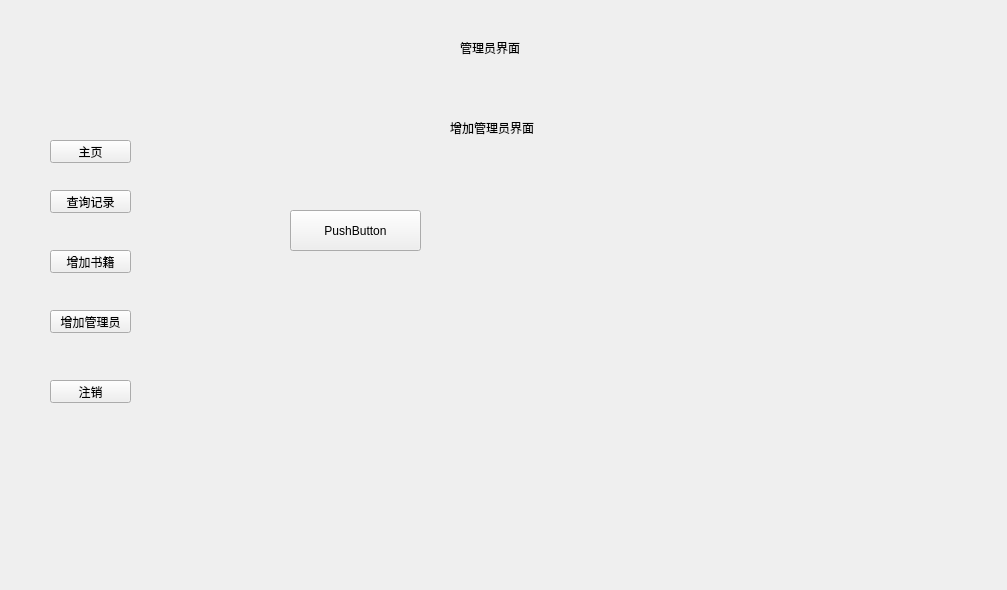
First picture: the form in librarysystem.ui, repository sdwangyu/LibraryDesign, before the edit.
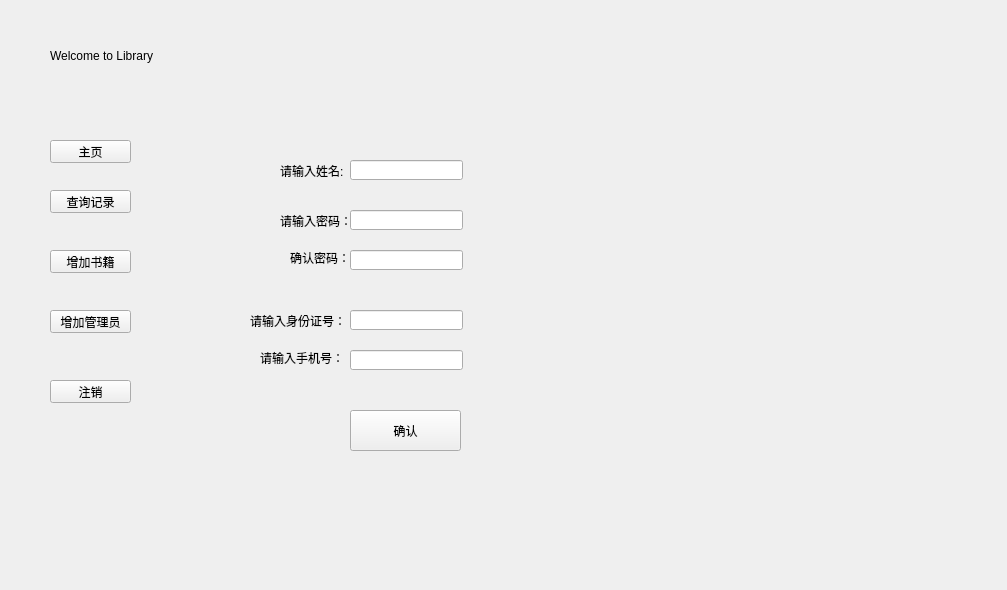
Second picture: the form after the edit. The open tabs and pages were chosen to show the change.

```diff
--- a/librarysystem.ui
+++ b/librarysystem.ui
@@ -1199,14 +1199,17 @@
     <widget class="QLabel" name="label_12">
      <property name="geometry">
       <rect>
-       <x>430</x>
+       <x>20</x>
        <y>20</y>
-       <width>71</width>
-       <height>16</height>
+       <width>281</width>
+       <height>31</height>
       </rect>
      </property>
+     <property name="styleSheet">
+      <string notr="true">font: 22pt &quot;微软雅黑&quot;;</string>
+     </property>
      <property name="text">
-      <string>管理员界面</string>
+      <string>Welcome to Library</string>
      </property>
     </widget>
     <widget class="QPushButton" name="addbookBtn">
@@ -1408,30 +1411,165 @@
       </widget>
      </widget>
      <widget class="QWidget" name="addadminwindow">
-      <widget class="QLabel" name="label_16">
+      <widget class="QPushButton" name="addadminokBtn">
        <property name="geometry">
         <rect>
-         <x>250</x>
-         <y>30</y>
-         <width>101</width>
-         <height>16</height>
-        </rect>
-       </property>
-       <property name="text">
-        <string>增加管理员界面</string>
-       </property>
-      </widget>
-      <widget class="QPushButton" name="pushButton_8">
-       <property name="geometry">
-        <rect>
-         <x>90</x>
-         <y>120</y>
-         <width>131</width>
+         <x>150</x>
+         <y>320</y>
+         <width>111</width>
          <height>41</height>
         </rect>
        </property>
+       <property name="styleSheet">
+        <string notr="true">font: 9pt &quot;微软雅黑&quot;;</string>
+       </property>
        <property name="text">
-        <string>PushButton</string>
+        <string>确认</string>
+       </property>
+      </widget>
+      <widget class="QLabel" name="inputadminname">
+       <property name="geometry">
+        <rect>
+         <x>80</x>
+         <y>70</y>
+         <width>71</width>
+         <height>21</height>
+        </rect>
+       </property>
+       <property name="styleSheet">
+        <string notr="true">font: 9pt &quot;微软雅黑&quot;;</string>
+       </property>
+       <property name="text">
+        <string>请输入姓名:</string>
+       </property>
+      </widget>
+      <widget class="QLabel" name="inputadminpass">
+       <property name="geometry">
+        <rect>
+         <x>80</x>
+         <y>120</y>
+         <width>71</width>
+         <height>21</height>
+        </rect>
+       </property>
+       <property name="styleSheet">
+        <string notr="true">font: 9pt &quot;微软雅黑&quot;;</string>
+       </property>
+       <property name="text">
+        <string>请输入密码：</string>
+       </property>
+      </widget>
+      <widget class="QLabel" name="inputadmincid">
+       <property name="geometry">
+        <rect>
+         <x>50</x>
+         <y>220</y>
+         <width>91</width>
+         <height>21</height>
+        </rect>
+       </property>
+       <property name="styleSheet">
+        <string notr="true">font: 9pt &quot;微软雅黑&quot;;</string>
+       </property>
+       <property name="text">
+        <string>请输入身份证号：</string>
+       </property>
+      </widget>
+      <widget class="QLabel" name="inputadminphone">
+       <property name="geometry">
+        <rect>
+         <x>60</x>
+         <y>260</y>
+         <width>81</width>
+         <height>16</height>
+        </rect>
+       </property>
+       <property name="styleSheet">
+        <string notr="true">font: 9pt &quot;微软雅黑&quot;;</string>
+       </property>
+       <property name="text">
+        <string>请输入手机号：</string>
+       </property>
+      </widget>
+      <widget class="QLineEdit" name="inputadminname1">
+       <property name="geometry">
+        <rect>
+         <x>150</x>
+         <y>70</y>
+         <width>113</width>
+         <height>20</height>
+        </rect>
+       </property>
+       <property name="styleSheet">
+        <string notr="true">font: 9pt &quot;微软雅黑&quot;;</string>
+       </property>
+      </widget>
+      <widget class="QLineEdit" name="inputadminpass1">
+       <property name="geometry">
+        <rect>
+         <x>150</x>
+         <y>120</y>
+         <width>113</width>
+         <height>20</height>
+        </rect>
+       </property>
+       <property name="styleSheet">
+        <string notr="true">font: 9pt &quot;微软雅黑&quot;;</string>
+       </property>
+      </widget>
+      <widget class="QLineEdit" name="inputadminpasstwice1">
+       <property name="geometry">
+        <rect>
+         <x>150</x>
+         <y>160</y>
+         <width>113</width>
+         <height>20</height>
+        </rect>
+       </property>
+       <property name="styleSheet">
+        <string notr="true">font: 9pt &quot;微软雅黑&quot;;</string>
+       </property>
+      </widget>
+      <widget class="QLineEdit" name="inputadmincid1">
+       <property name="geometry">
+        <rect>
+         <x>150</x>
+         <y>220</y>
+         <width>113</width>
+         <height>20</height>
+        </rect>
+       </property>
+       <property name="styleSheet">
+        <string notr="true">font: 9pt &quot;微软雅黑&quot;;</string>
+       </property>
+      </widget>
+      <widget class="QLabel" name="inputadminpasstwice">
+       <property name="geometry">
+        <rect>
+         <x>90</x>
+         <y>160</y>
+         <width>61</width>
+         <height>16</height>
+        </rect>
+       </property>
+       <property name="styleSheet">
+        <string notr="true">font: 9pt &quot;微软雅黑&quot;;</string>
+       </property>
+       <property name="text">
+        <string>确认密码：</string>
+       </property>
+      </widget>
+      <widget class="QLineEdit" name="inputadminphone1">
+       <property name="geometry">
+        <rect>
+         <x>150</x>
+         <y>260</y>
+         <width>113</width>
+         <height>20</height>
+        </rect>
+       </property>
+       <property name="styleSheet">
+        <string notr="true">font: 9pt &quot;微软雅黑&quot;;</string>
        </property>
       </widget>
      </widget>
```
Left out of the diff: 332 changed lines with no effect on the pictures.
